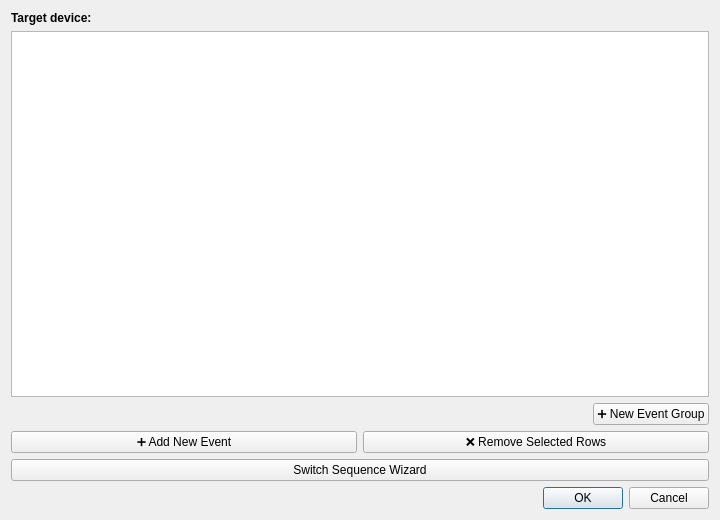
JordiBejarUPC/veragrid-hvdc-bipolar-pfc, file src/VeraGrid/Gui/DynamicEventsDialog/dynamic_events_editor_dialog.ui: the form before one commit.
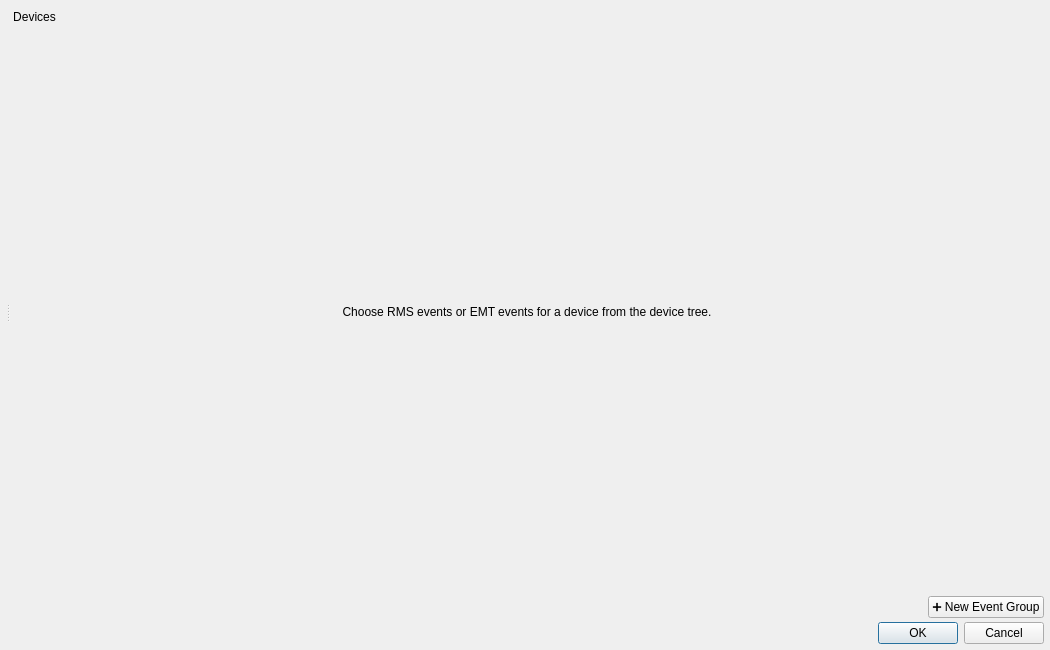
The form after the commit.

Commit message: refactor on the events dialog

```diff
--- a/src/VeraGrid/Gui/DynamicEventsDialog/dynamic_events_editor_dialog.ui
+++ b/src/VeraGrid/Gui/DynamicEventsDialog/dynamic_events_editor_dialog.ui
@@ -3,96 +3,40 @@
  <class>DynamicEventDialogue</class>
  <widget class="QDialog" name="DynamicEventDialogue">
   <property name="geometry">
-   <rect>
-    <x>0</x>
-    <y>0</y>
-    <width>720</width>
-    <height>520</height>
-   </rect>
+   <rect><x>0</x><y>0</y><width>1050</width><height>650</height></rect>
   </property>
-  <property name="windowTitle">
-   <string>Dynamic Event Editor</string>
+  <property name="minimumSize">
+   <size><width>760</width><height>480</height></size>
   </property>
   <layout class="QVBoxLayout" name="mainLayout">
+   <property name="leftMargin"><number>6</number></property>
+   <property name="topMargin"><number>6</number></property>
+   <property name="rightMargin"><number>6</number></property>
+   <property name="bottomMargin"><number>6</number></property>
+   <property name="spacing"><number>4</number></property>
    <item>
-    <widget class="QLabel" name="targetDeviceLabel">
-     <property name="text">
-      <string>&lt;b&gt;Target device:&lt;/b&gt;</string>
-     </property>
-    </widget>
-   </item>
-   <item>
-    <widget class="QTableWidget" name="eventsTableWidget">
-     <property name="selectionMode">
-      <enum>QAbstractItemView::NoSelection</enum>
-     </property>
-     <property name="rowCount">
-      <number>0</number>
-     </property>
-     <property name="columnCount">
-      <number>0</number>
-     </property>
-     <attribute name="verticalHeaderVisible">
-      <bool>false</bool>
-     </attribute>
-    </widget>
-   </item>
-   <item>
-    <layout class="QHBoxLayout" name="groupsLayout">
-     <item>
-      <spacer name="groupsHorizontalSpacer">
-       <property name="orientation">
-        <enum>Qt::Horizontal</enum>
-       </property>
-       <property name="sizeHint" stdset="0">
-        <size>
-         <width>40</width>
-         <height>20</height>
-        </size>
-       </property>
-      </spacer>
-     </item>
-     <item>
-      <widget class="QPushButton" name="newGroupButton">
-       <property name="text">
-        <string>➕ New Event Group</string>
-       </property>
-      </widget>
-     </item>
+    <layout class="QHBoxLayout" name="navigationLayout">
+     <item><widget class="QToolButton" name="treeButton"><property name="text"><string>Devices</string></property><property name="checkable"><bool>true</bool></property><property name="autoRaise"><bool>true</bool></property></widget></item>
+     <item><widget class="QTabBar" name="tabBar"><property name="tabsClosable"><bool>true</bool></property><property name="movable"><bool>false</bool></property><property name="expanding"><bool>false</bool></property></widget></item>
     </layout>
    </item>
    <item>
-    <layout class="QHBoxLayout" name="tableButtonsLayout">
-     <item>
-      <widget class="QPushButton" name="addRowButton">
-       <property name="text">
-        <string>➕ Add New Event</string>
-       </property>
+    <widget class="QSplitter" name="splitter">
+     <property name="orientation"><enum>Qt::Horizontal</enum></property>
+     <widget class="QFrame" name="treeFrame"><property name="frameShape"><enum>QFrame::NoFrame</enum></property><layout class="QVBoxLayout" name="treeFrameLayout"><property name="leftMargin"><number>0</number></property><property name="topMargin"><number>0</number></property><property name="rightMargin"><number>0</number></property><property name="bottomMargin"><number>0</number></property></layout></widget>
+     <widget class="QStackedWidget" name="pagesStack">
+      <widget class="QWidget" name="emptyPage">
+       <layout class="QVBoxLayout" name="emptyPageLayout">
+        <item><spacer name="topSpacer"><property name="orientation"><enum>Qt::Vertical</enum></property><property name="sizeHint" stdset="0"><size><width>20</width><height>40</height></size></property></spacer></item>
+        <item><widget class="QLabel" name="emptyLabel"><property name="text"><string>Choose RMS events or EMT events for a device from the device tree.</string></property><property name="alignment"><set>Qt::AlignCenter</set></property><property name="wordWrap"><bool>true</bool></property></widget></item>
+        <item><spacer name="bottomSpacer"><property name="orientation"><enum>Qt::Vertical</enum></property><property name="sizeHint" stdset="0"><size><width>20</width><height>40</height></size></property></spacer></item>
+       </layout>
       </widget>
-     </item>
-     <item>
-      <widget class="QPushButton" name="removeRowButton">
-       <property name="text">
-        <string>❌ Remove Selected Rows</string>
-       </property>
-      </widget>
-     </item>
-    </layout>
-   </item>
-   <item>
-    <widget class="QPushButton" name="switchSequenceButton">
-     <property name="text">
-      <string>Switch Sequence Wizard</string>
-     </property>
+     </widget>
     </widget>
    </item>
-   <item>
-    <widget class="QDialogButtonBox" name="dialogButtonBox">
-     <property name="standardButtons">
-      <set>QDialogButtonBox::Cancel|QDialogButtonBox::Ok</set>
-     </property>
-    </widget>
-   </item>
+   <item><layout class="QHBoxLayout" name="groupsLayout"><item><spacer name="groupsSpacer"><property name="orientation"><enum>Qt::Horizontal</enum></property><property name="sizeHint" stdset="0"><size><width>40</width><height>20</height></size></property></spacer></item><item><widget class="QPushButton" name="newGroupButton"><property name="text"><string>➕ New Event Group</string></property></widget></item></layout></item>
+   <item><widget class="QDialogButtonBox" name="dialogButtonBox"><property name="standardButtons"><set>QDialogButtonBox::Cancel|QDialogButtonBox::Ok</set></property></widget></item>
   </layout>
  </widget>
  <resources/>
```
Left out of the diff: 5 changed lines with no effect on the pictures. The commit also changes 13 other files.
